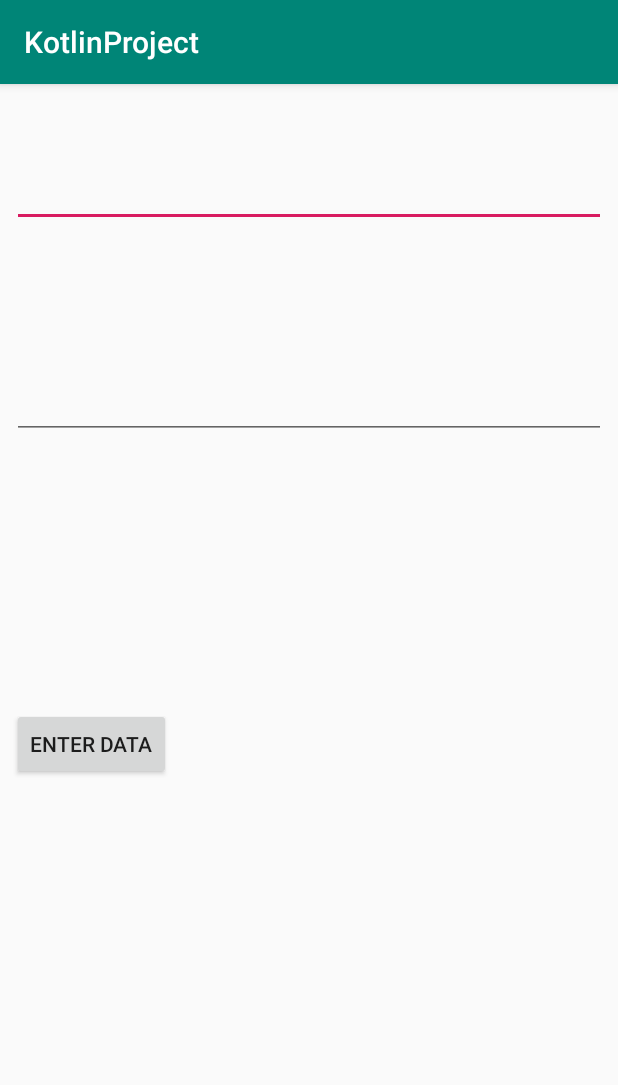
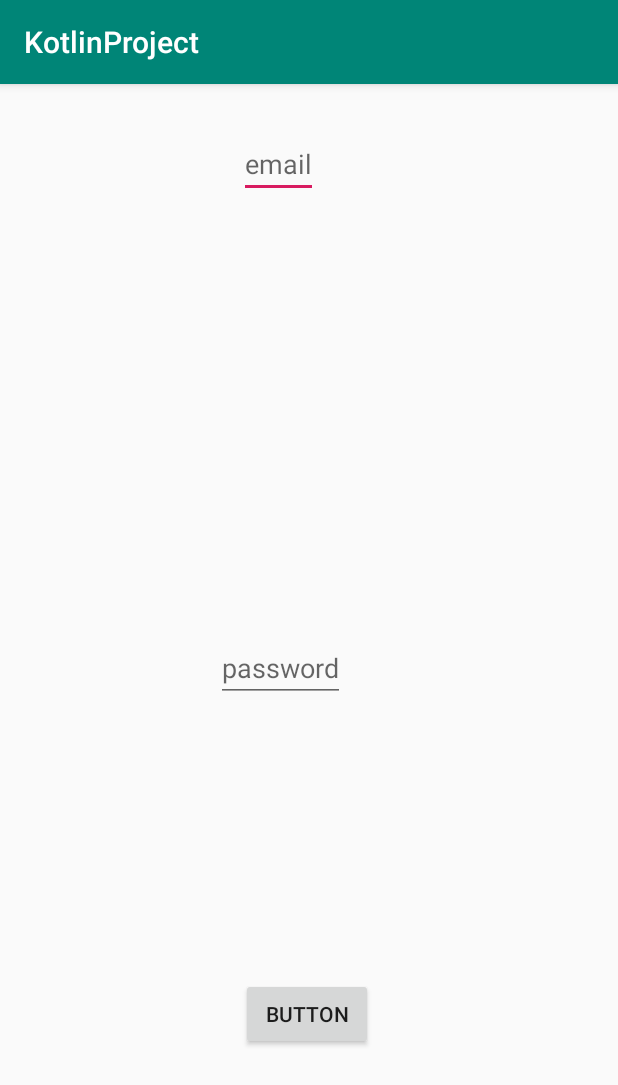
Before and after one commit to margaretmwaura/LearningKotlinLanguage, an Android app: the screen it shows after launch (EnterStudentData before the commit, Authentication after it), on a phone screen of 412 x 824 dp. Shown: the top 1085 px of the screen. Run offline under Robolectric (Android 15) with nearby library versions, the phone set to English and light mode, and no system bars; our stand-ins replace Firebase (no records; nobody signed in at launch, a user with empty details on screens opened directly), Timber, data binding.

Commit message:
Enabled authentication with firebase and Logging with Timber

```diff
--- a/KotlinProject/app/build.gradle
+++ b/KotlinProject/app/build.gradle
@@ -61,6 +61,10 @@ dependencies {
     implementation "org.jetbrains.kotlinx:kotlinx-coroutines-core:$version_coroutine"
     implementation "org.jetbrains.kotlinx:kotlinx-coroutines-android:$version_coroutine"
 
+    implementation 'com.google.firebase:firebase-core:17.0.0'
+    implementation 'com.google.firebase:firebase-auth:18.1.0'
+    implementation 'com.github.ajalt:timberkt:1.5.1'
 
 
 }
+apply plugin: 'com.google.gms.google-services'
--- a/KotlinProject/app/src/main/AndroidManifest.xml
+++ b/KotlinProject/app/src/main/AndroidManifest.xml
@@ -3,6 +3,7 @@
           package="com.android.kotlinproject">
 
     <application
+            android:name=".TimberClass"
             android:allowBackup="true"
             android:icon="@mipmap/ic_launcher"
             android:label="@string/app_name"
@@ -10,12 +11,17 @@
             android:supportsRtl="true"
             android:theme="@style/AppTheme">
         <activity android:name=".EnterStudentData">
+
+        </activity>
+        <activity android:name=".Authentication">
             <intent-filter>
                 <action android:name="android.intent.action.MAIN"/>
+
                 <category android:name="android.intent.category.LAUNCHER"/>
             </intent-filter>
         </activity>
-        <activity android:name=".MainActivity">
+        <activity android:name=".MainActivity"
+                  android:parentActivityName=".EnterStudentData">
         </activity>
     </application>
 
--- /dev/null
+++ b/KotlinProject/app/src/main/java/com/android/kotlinproject/Authentication.kt
@@ -0,0 +1,56 @@
+package com.android.kotlinproject
+
+import android.content.Intent
+import androidx.appcompat.app.AppCompatActivity
+import android.os.Bundle
+import android.util.Log
+import android.widget.Toast
+import androidx.databinding.DataBindingUtil
+import com.android.kotlinproject.databinding.ActivityAuthenticationBinding
+
+import com.google.firebase.auth.FirebaseAuth
+import timber.log.Timber
+
+class Authentication : AppCompatActivity()
+{
+
+    private lateinit var auth: FirebaseAuth
+    override fun onCreate(savedInstanceState: Bundle?) {
+        super.onCreate(savedInstanceState)
+
+        val binding : ActivityAuthenticationBinding = DataBindingUtil.setContentView(this, R.layout.activity_authentication)
+
+        Timber.d("Authentication started")
+        auth = FirebaseAuth.getInstance()
+
+        var email : String = " "
+        var password : String = " "
+        binding.buttonAuthenticate.setOnClickListener {
+            email = binding.textViewEmail.text.toString()
+            password = binding.textViewPassword.text.toString()
+
+            auth.createUserWithEmailAndPassword(email, password)
+                .addOnCompleteListener(this) { task ->
+                    if (task.isSuccessful) {
+                        // Sign in success, update UI with the signed-in user's information
+                      Timber.e("Creating a user was successfule")
+                        val user = auth.currentUser
+
+                        val intent = Intent(this@Authentication, MainActivity::class.java)
+                        startActivity(intent)
+
+                    } else {
+                        // If sign in fails, display a message to the user.
+                     Timber.e("Error creating a user")
+                        Toast.makeText(baseContext, "Authentication failed.",
+                            Toast.LENGTH_SHORT).show()
+
+                    }
+
+
+                }
+
+
+        }
+    }
+}
--- /dev/null
+++ b/KotlinProject/app/src/main/java/com/android/kotlinproject/TimberClass.kt
@@ -0,0 +1,16 @@
+package com.android.kotlinproject
+
+import timber.log.Timber
+import android.app.Application
+
+
+class TimberClass : Application() {
+    override fun onCreate()
+    {
+        super.onCreate()
+        if (BuildConfig.DEBUG)
+        {
+            Timber.plant(Timber.DebugTree())
+        }
+    }
+}
--- /dev/null
+++ b/KotlinProject/app/src/main/res/layout/activity_authentication.xml
@@ -0,0 +1,57 @@
+<?xml version="1.0" encoding="utf-8"?>
+
+<layout xmlns:android="http://schemas.android.com/apk/res/android"
+        xmlns:tools="http://schemas.android.com/tools"
+        xmlns:app="http://schemas.android.com/apk/res-auto">
+    <data>
+
+    </data>
+    <androidx.constraintlayout.widget.ConstraintLayout
+            android:layout_width="match_parent"
+            android:layout_height="match_parent"
+            tools:context=".Authentication">
+
+        <EditText
+                android:hint="@string/email"
+                android:layout_width="wrap_content"
+                android:layout_height="wrap_content"
+                android:id="@+id/textView_email"
+                android:layout_marginTop="26dp"
+                app:layout_constraintTop_toTopOf="parent"
+                app:layout_constraintEnd_toEndOf="parent"
+                android:layout_marginEnd="8dp"
+                app:layout_constraintStart_toStartOf="parent"
+                android:layout_marginStart="8dp"
+                android:layout_marginBottom="8dp"
+                app:layout_constraintBottom_toTopOf="@+id/textView_password"
+                app:layout_constraintVertical_bias="0.016"
+                app:layout_constraintHorizontal_bias="0.441"/>
+        <EditText
+                android:hint="@string/password"
+                android:layout_width="wrap_content"
+                android:layout_height="wrap_content"
+                android:id="@+id/textView_password"
+                app:layout_constraintEnd_toEndOf="parent"
+                android:layout_marginEnd="8dp"
+                app:layout_constraintStart_toStartOf="parent"
+                android:layout_marginStart="8dp"
+                android:layout_marginBottom="182dp"
+                app:layout_constraintBottom_toTopOf="@+id/button_authenticate"
+                android:layout_marginTop="8dp"
+                app:layout_constraintTop_toTopOf="parent"
+                app:layout_constraintVertical_bias="0.994"
+                app:layout_constraintHorizontal_bias="0.438"/>
+        <Button
+                android:text="Button"
+                android:layout_width="wrap_content"
+                android:layout_height="wrap_content"
+                android:id="@+id/button_authenticate"
+                app:layout_constraintEnd_toEndOf="parent"
+                android:layout_marginEnd="8dp"
+                app:layout_constraintStart_toStartOf="parent"
+                android:layout_marginStart="8dp"
+                android:layout_marginBottom="124dp"
+                app:layout_constraintBottom_toBottomOf="parent"
+                app:layout_constraintHorizontal_bias="0.495"/>
+    </androidx.constraintlayout.widget.ConstraintLayout>
+</layout>
--- a/KotlinProject/app/src/main/res/values/strings.xml
+++ b/KotlinProject/app/src/main/res/values/strings.xml
@@ -1,3 +1,5 @@
 <resources>
     <string name="app_name">KotlinProject</string>
+    <string name="email">email</string>
+    <string name="password">password</string>
 </resources>
--- a/KotlinProject/build.gradle
+++ b/KotlinProject/build.gradle
@@ -26,6 +26,7 @@ buildscript {
         classpath "org.jetbrains.kotlin:kotlin-gradle-plugin:$kotlin_version"
         // NOTE: Do not place your application dependencies here; they belong
         // in the individual module build.gradle files
+        classpath 'com.google.gms:google-services:4.2.0'
     }
 }
 
```
Also changed, not shown: 1 other file.
